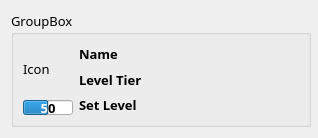
Old version of the form Profile/ui/equip_widget.ui in the repository Wseop/Qt_LoaTools.
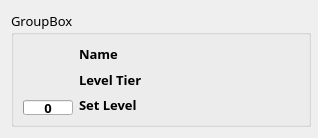
New version of the form.

```diff
--- a/Profile/ui/equip_widget.ui
+++ b/Profile/ui/equip_widget.ui
@@ -67,7 +67,7 @@
            </size>
           </property>
           <property name="text">
-           <string>Icon</string>
+           <string/>
           </property>
          </widget>
         </item>
@@ -93,7 +93,7 @@
            </font>
           </property>
           <property name="value">
-           <number>50</number>
+           <number>0</number>
           </property>
           <property name="alignment">
            <set>Qt::AlignCenter</set>
```
